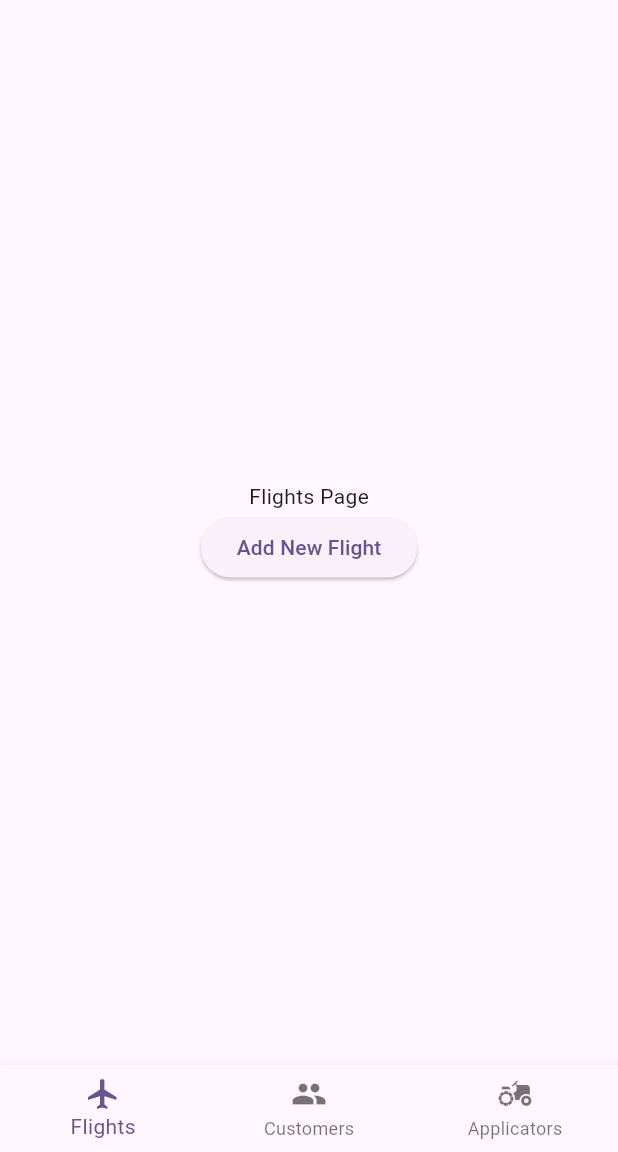
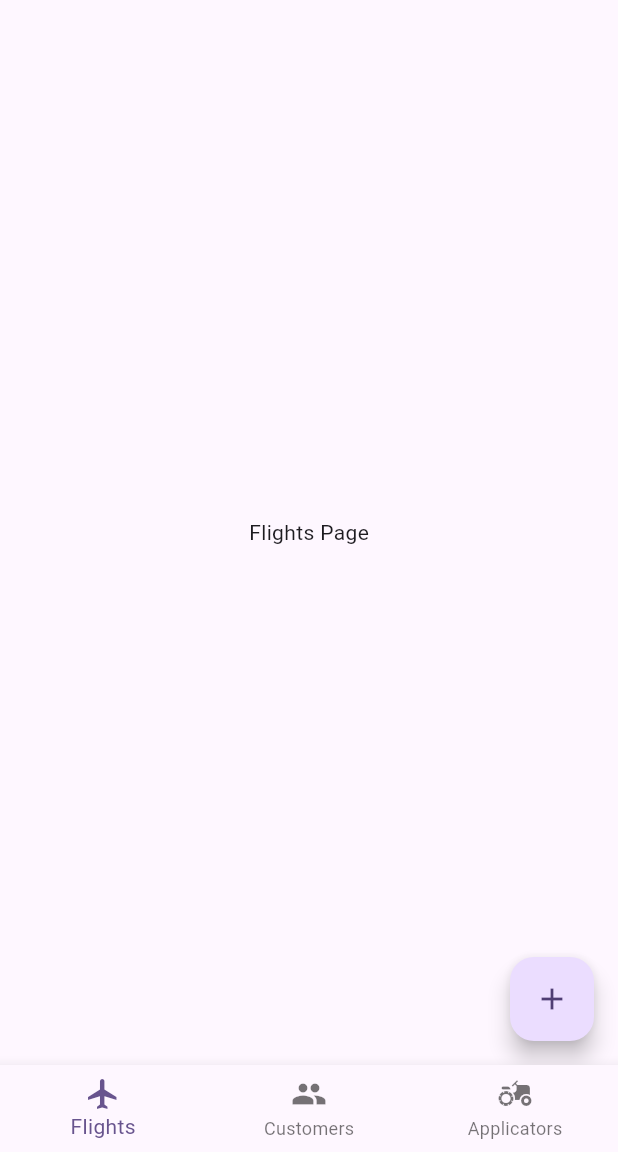
Before and after one commit to kwila-cloud/karriba, a Flutter app: the screen it shows after launch, on a phone screen of 412 x 824 dp, the part 84-1236 px from its top. Run offline on Flutter 3.47's test engine with Material 3 defaults, Android fonts, the phone set to English and light mode, and no system bars.

Commit message:
feat: Add FAB with "Coming Soon!" dialog to Flights, Customers, Applicators

```diff
--- a/app/lib/flights_page.dart
+++ b/app/lib/flights_page.dart
@@ -5,11 +5,9 @@ class FlightsPage extends StatelessWidget {
   Widget build(BuildContext context) {
     return Scaffold(
       body: Center(
-        child: Column(
-          mainAxisAlignment: MainAxisAlignment.center,
-          children: <Widget>[
-            Text('Flights Page'),
-            ElevatedButton(
+        child: Text('Flights Page'),
+      ),
+      floatingActionButton: FloatingActionButton(
         onPressed: () {
           showDialog(
             context: context,
@@ -29,10 +27,7 @@ class FlightsPage extends StatelessWidget {
             },
           );
         },
-              child: Text('Add New Flight'),
-            ),
-          ],
-        ),
+        child: Icon(Icons.add),
       ),
     );
   }
```
Also changed, not shown: app/lib/applicators_page.dart (+4 -9 lines), app/lib/customers_page.dart (+4 -9 lines). Lines whose indentation alone changed are shown as unchanged.
